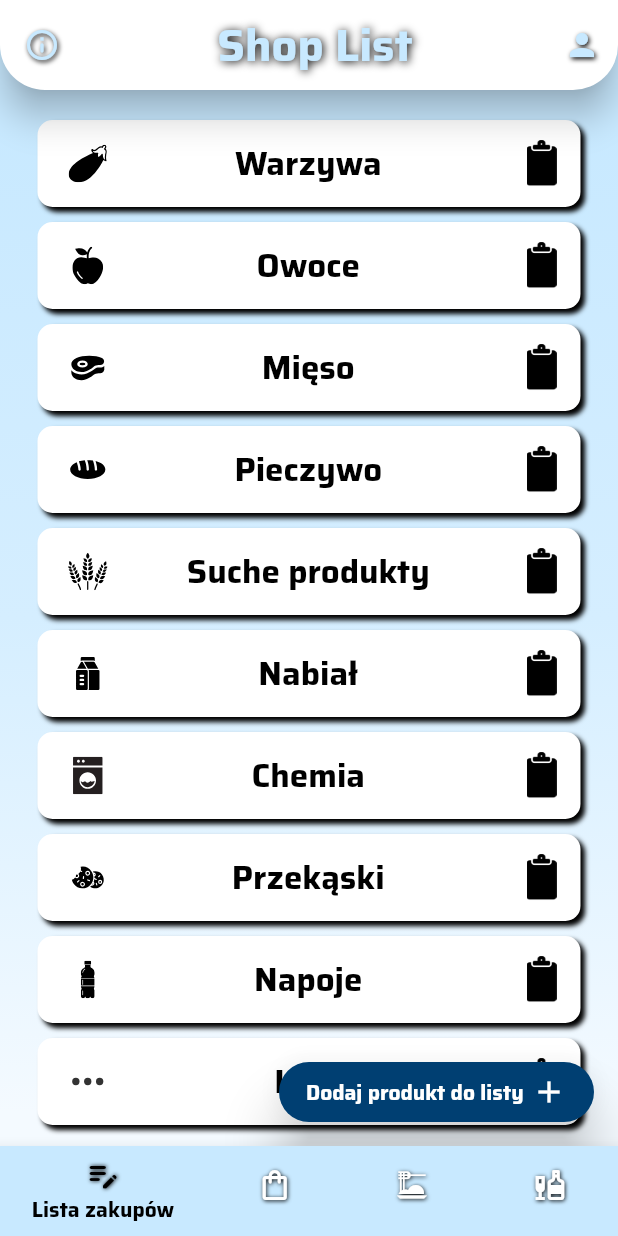
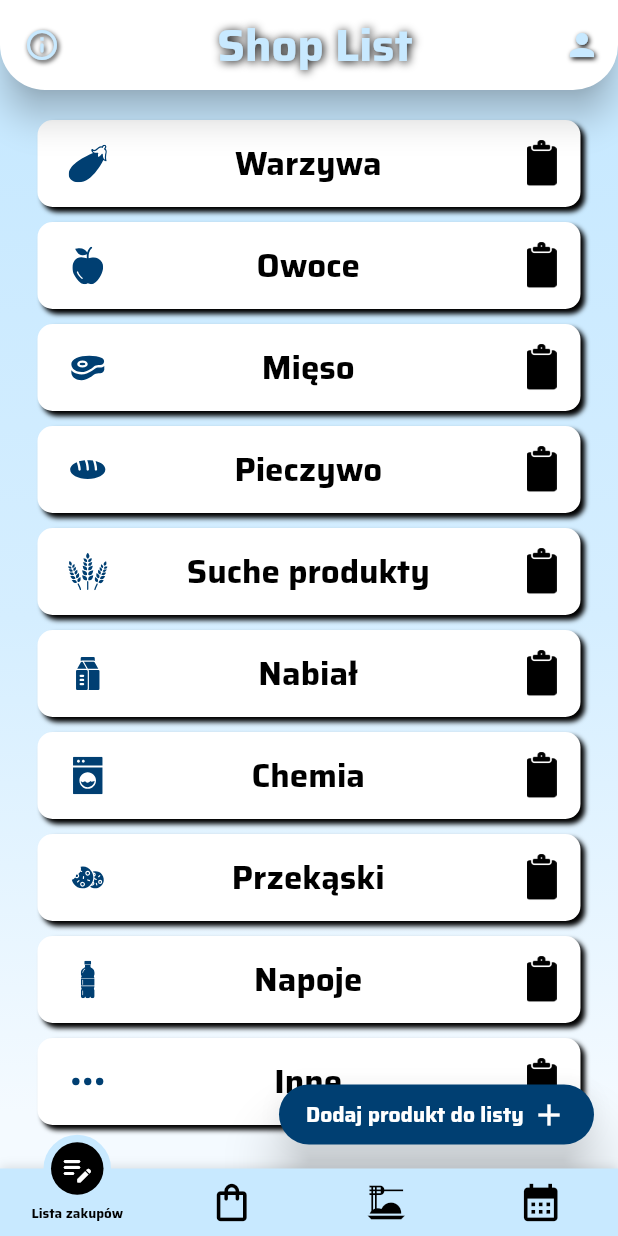
Before and after one commit to sebastiangirsza/ShopListApp, a Flutter app: the screen it shows once a user with an empty profile is signed in, on a phone screen of 412 x 824 dp. Run offline on Flutter 3.47's test engine with Material 2 defaults, Android fonts, the phone set to English and light mode, and no system bars; drawn by our look-alikes of motion_tab_bar_v2; our stand-ins replace cloud_firestore, file_picker, firebase_auth, firebase_core, firebase_storage, flutter_bloc and 3 more; missing offline and left inert: cell_calendar; accounts and stored records are empty.

```diff
--- a/lib/app/home/home_page.dart
+++ b/lib/app/home/home_page.dart
@@ -1,6 +1,7 @@
 import 'package:flutter/material.dart';
 import 'package:flutter_bloc/flutter_bloc.dart';
 import 'package:google_fonts/google_fonts.dart';
+import 'package:motion_tab_bar_v2/motion-tab-bar.dart';
 import 'package:shoplistapp/app/cubit/auth_cubit.dart';
 import 'package:shoplistapp/app/home/pages/recipes/recipes.dart';
 import 'package:shoplistapp/app/home/pages/shop_list/shop_list_page.dart';
@@ -87,81 +88,36 @@ class _HomePageState extends State<HomePage> {
                 }
                 return Container();
               }),
-              bottomNavigationBar: SizedBox(
-                height: 60,
-                child: BottomNavigationBar(
-                  unselectedItemColor: Colors.white,
-                  selectedItemColor: Colors.black,
-                  selectedLabelStyle: GoogleFonts.getFont(
-                    'Saira',
-                    fontWeight: FontWeight.bold,
-                  ),
-                  unselectedLabelStyle: GoogleFonts.getFont('Saira'),
-                  currentIndex: currentIndex,
-                  onTap: (newIndex) {
-                    setState(() {
-                      currentIndex = newIndex;
-                    });
-                  },
-                  items: const [
-                    BottomNavigationBarItem(
-                      icon: Icon(
-                        Icons.edit_note_rounded,
-                        shadows: <Shadow>[
-                          Shadow(
-                            offset: Offset(0.5, 0.5),
-                            blurRadius: 3.0,
-                            color: Color.fromARGB(255, 0, 0, 0),
-                          ),
-                        ],
-                      ),
-                      label: 'Lista zakupów',
-                      backgroundColor: Color.fromARGB(255, 200, 233, 255),
-                    ),
-                    BottomNavigationBarItem(
-                      icon: Icon(
-                        Icons.shopping_bag_outlined,
-                        shadows: <Shadow>[
-                          Shadow(
-                            offset: Offset(0.5, 0.5),
-                            blurRadius: 3.0,
-                            color: Color.fromARGB(255, 0, 0, 0),
-                          ),
-                        ],
-                      ),
-                      label: 'Moje produkty',
-                      backgroundColor: Color.fromARGB(255, 200, 233, 255),
-                    ),
-                    BottomNavigationBarItem(
-                      icon: Icon(
-                        Icons.dinner_dining,
-                        shadows: <Shadow>[
-                          Shadow(
-                            offset: Offset(0.5, 0.5),
-                            blurRadius: 3.0,
-                            color: Color.fromARGB(255, 0, 0, 0),
-                          ),
-                        ],
-                      ),
-                      label: 'Przepisy',
-                      backgroundColor: Color.fromARGB(255, 200, 233, 255),
-                    ),
-                    BottomNavigationBarItem(
-                      icon: Icon(
-                        Icons.liquor,
-                        shadows: <Shadow>[
-                          Shadow(
-                            offset: Offset(0.5, 0.5),
-                            blurRadius: 3.0,
-                            color: Color.fromARGB(255, 0, 0, 0),
-                          ),
-                        ],
-                      ),
-                      label: 'Inne',
-                      backgroundColor: Color.fromARGB(255, 200, 233, 255),
-                    ),
-                  ],
+              bottomNavigationBar: MotionTabBar(
+                initialSelectedTab: 'Lista zakupów',
+                labels: const [
+                  'Lista zakupów',
+                  'Moje produkty',
+                  'Przepisy',
+                  'Kalendarz',
+                ],
+                icons: const [
+                  Icons.edit_note_rounded,
+                  Icons.shopping_bag_outlined,
+                  Icons.dinner_dining,
+                  Icons.calendar_month,
+                ],
+                onTabItemSelected: (newIndex) {
+                  setState(() {
+                    currentIndex = newIndex;
+                  });
+                },
+                tabSize: 35,
+                tabBarHeight: 45,
+                textStyle: GoogleFonts.getFont(
+                  color: Colors.black,
+                  'Saira',
+                  fontWeight: FontWeight.bold,
+                  fontSize: 9,
                 ),
+                tabSelectedColor: Colors.black,
+                tabIconColor: Colors.black,
+                tabBarColor: const Color.fromARGB(255, 200, 233, 255),
               ),
             ),
           );
--- a/lib/app/home/pages/recipes/recipes.dart
+++ b/lib/app/home/pages/recipes/recipes.dart
@@ -77,6 +77,7 @@ class RecipesPage extends StatelessWidget {
               case Status.success:
                 final recipesModels = state.recipes;
                 return GridView.count(
+                    padding: const EdgeInsets.only(bottom: 75),
                     shrinkWrap: true,
                     crossAxisCount: 2,
                     children: [
--- a/lib/app/home/pages/shop_list/shop_list/list_of_product_group_widget.dart
+++ b/lib/app/home/pages/shop_list/shop_list/list_of_product_group_widget.dart
@@ -44,7 +44,7 @@ class ListOfProductsGroupWidget extends StatelessWidget {
       shrinkWrap: true,
       children: [
         Padding(
-          padding: const EdgeInsets.only(bottom: 50.0, top: 15),
+          padding: const EdgeInsets.only(bottom: 65.0, top: 15),
           child: ListView.builder(
             physics: const NeverScrollableScrollPhysics(),
             shrinkWrap: true,
@@ -127,6 +127,8 @@ class ListOfProductsGroupWidget extends StatelessWidget {
                                         height: 25,
                                         child: SvgPicture.asset(
                                           categoriesIcon[index],
+                                          color: const Color.fromARGB(
+                                              255, 0, 63, 114),
                                         ),
                                       ),
                                       Expanded(
--- a/pubspec.yaml
+++ b/pubspec.yaml
@@ -49,6 +49,9 @@ dependencies:
   # image_picker: ^0.8.4
   file_picker: ^4.0.3
   flutter_svg: ^1.1.6
+  motion_tab_bar_v2: ^0.2.3
+  cell_calendar: ^0.7.0
+
 
 
 dev_dependencies:
```
Also changed, not shown: lib/app/home/pages/calendar/calendar.dart (added, +125 -0 lines), lib/app/home/pages/calendar/sample_event.dart (added, +110 -0 lines), lib/app/home/pages/shop_list/shop_list/floating_action_button_widget.dart (+8 -2 lines), lib/other_file.dart (added, +78 -0 lines), lib/firebase_options.dart, pubspec.lock, 10 other files.
